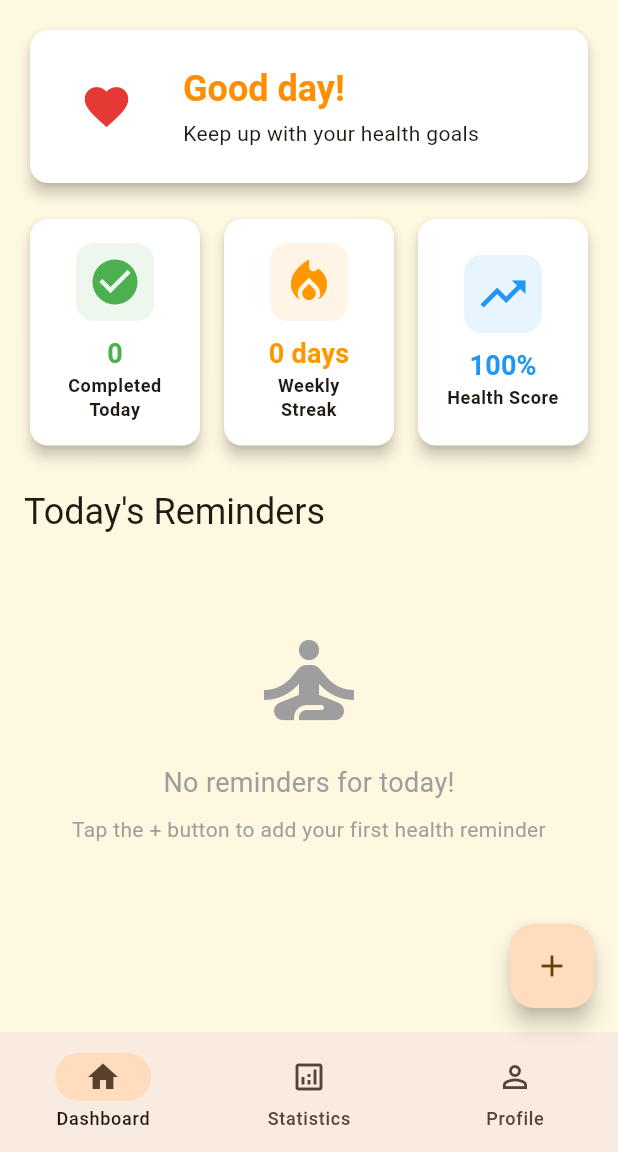
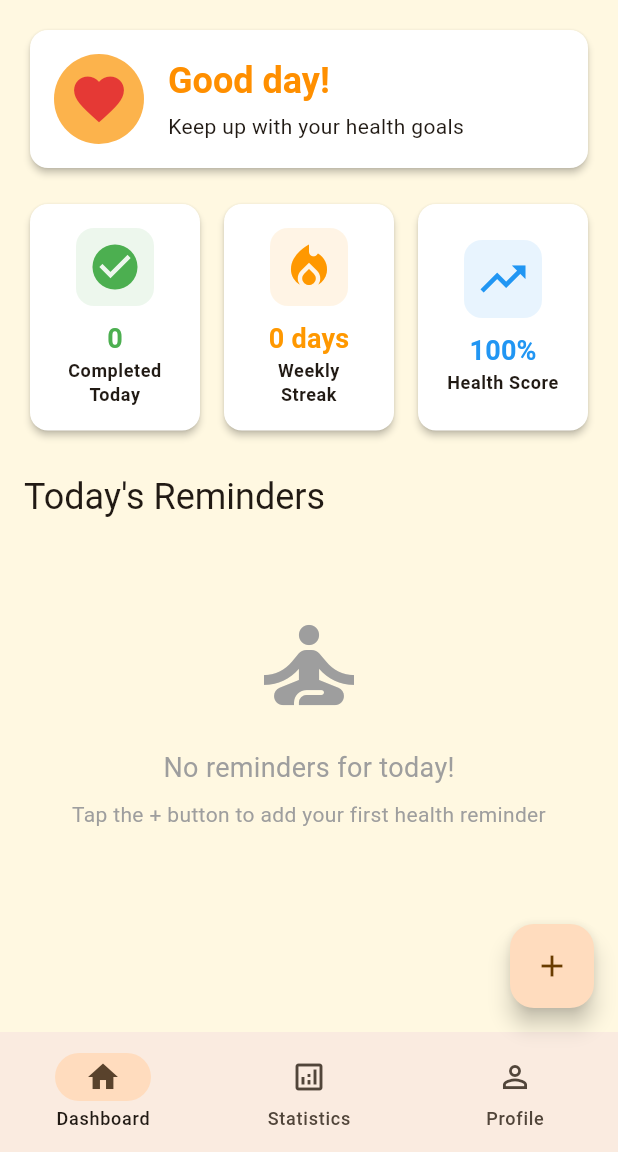
Before and after one commit to Agnelia/2do, a Flutter app: the screen it shows after launch, on a phone screen of 412 x 824 dp, the part 84-1236 px from its top. Run offline on Flutter 3.47's test engine with Material 3 defaults, Android fonts, the phone set to English and light mode, and no system bars; our stand-ins replace fl_chart, shared_preferences.

Commit message:
fix some styling

```diff
--- a/lib/screens/home_screen.dart
+++ b/lib/screens/home_screen.dart
@@ -175,18 +175,18 @@ class _HomeScreenState extends State<HomeScreen> {
         final isSunnyTheme = themeProvider.currentTheme == AppThemeType.sunnyDay;
 
         return Card(
-          elevation: isSunnyTheme ? 4 : 2,
+          elevation: 2,
           child: Padding(
             padding: const EdgeInsets.all(16.0),
             child: Row(
               children: [
                 CircleAvatar(
-                  radius: isSunnyTheme ? 35 : 30,
-                  backgroundColor: isSunnyTheme ? Colors.white : Theme.of(context).colorScheme.primary,
+                  radius: 30,
+                  backgroundColor: isSunnyTheme ?const Color.fromARGB(232, 252, 171, 58)  : Theme.of(context).colorScheme.primary,
                   child: Icon(
                     Icons.favorite,
                     color: isSunnyTheme ? const Color(0xFFE53935) : Colors.white, // Really red heart with white background for visibility
-                    size: isSunnyTheme ? 35 : 30,
+                    size: 40,
                   ),
                 ),
                 const SizedBox(width: 16),
@@ -266,7 +266,7 @@ class _HomeScreenState extends State<HomeScreen> {
     final padding = isSunnyTheme ? 16.0 : 12.0;
 
     return Card(
-      elevation: isSunnyTheme ? 4 : 2,
+      elevation: 2,
       child: Padding(
         padding: EdgeInsets.all(padding),
         child: Column(
```
